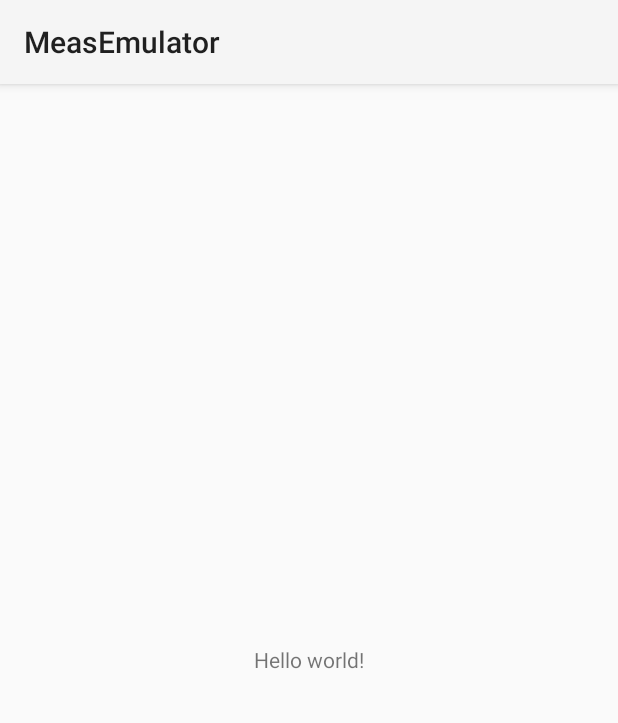
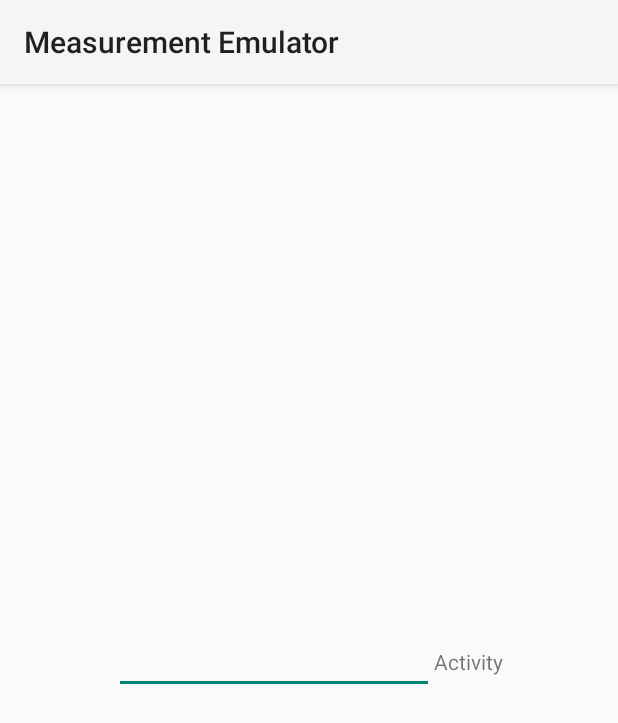
Before and after one commit to sickel/measem, an Android app: the screen it shows after launch (MainActivity), on a phone screen of 412 x 824 dp. Shown: the top 723 px of the screen. Run offline under Robolectric (Android 15) with nearby library versions, the phone set to English and light mode, and no system bars.

Commit message:
initial.commit

```diff
--- a/app/src/main/res/layout/main.xml
+++ b/app/src/main/res/layout/main.xml
@@ -1,11 +1,28 @@
-<LinearLayout xmlns:android="http://schemas.android.com/apk/res/android"
-    android:layout_width="match_parent"
-    android:layout_height="match_parent"
-    android:gravity="center">
+<?xml version="1.0" encoding="utf-8"?>
+<LinearLayout
+	xmlns:android="http://schemas.android.com/apk/res/android"
+	android:layout_width="match_parent"
+	android:layout_height="match_parent"
+	android:gravity="center">
 
-    <TextView
-        android:text="@string/hello_world"
-        android:layout_width="wrap_content"
-        android:layout_height="wrap_content" />
+	<LinearLayout
+		android:layout_height="wrap_content"
+		android:layout_width="wrap_content"
+		android:orientation="horizontal"
+		android:id="@+id/lLActivity">
+
+		<EditText
+			android:layout_height="wrap_content"
+			android:inputType="number"
+			android:layout_width="wrap_content"
+			android:ems="10"
+			android:id="@+id/activity"/>
+
+		<TextView
+			android:layout_height="wrap_content"
+			android:layout_width="wrap_content"
+			android:text="@string/activity"/>
+
+	</LinearLayout>
 
 </LinearLayout>
--- a/app/src/main/res/values/strings.xml
+++ b/app/src/main/res/values/strings.xml
@@ -1,7 +1,7 @@
 <?xml version="1.0" encoding="utf-8"?>
 <resources>
 
-    <string name="app_name">MeasEmulator</string>
-    <string name="hello_world">Hello world!</string>
+    <string name="app_name">Measurement Emulator</string>
+    <string name="activity">Activity</string>
 
 </resources>
```
